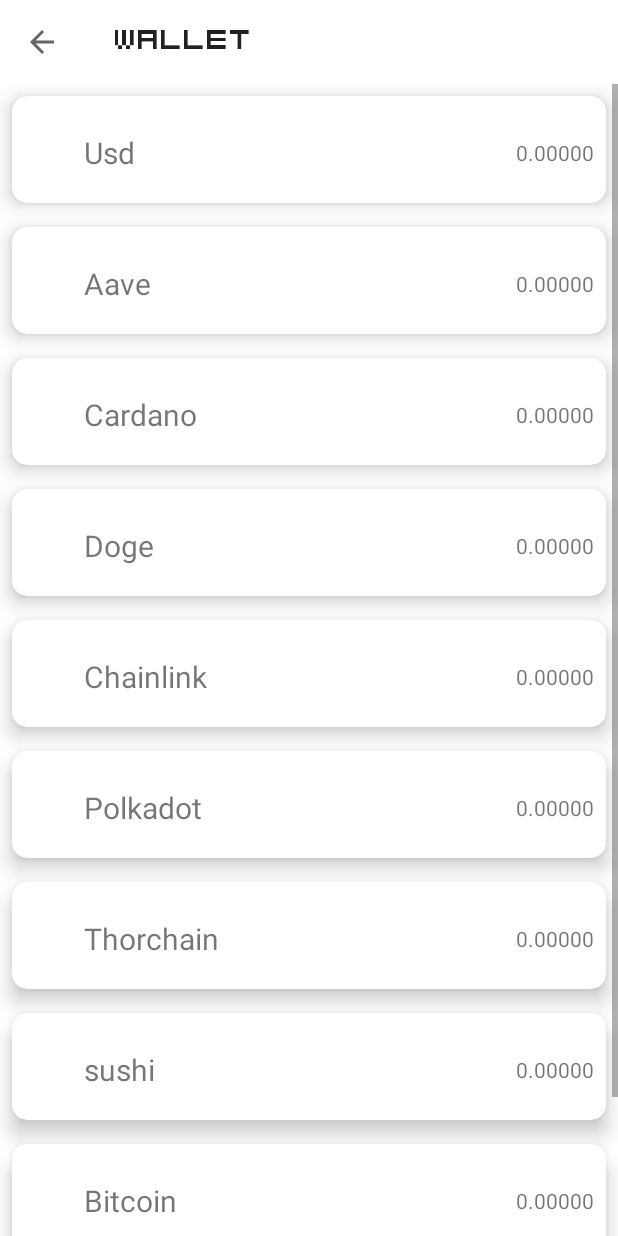
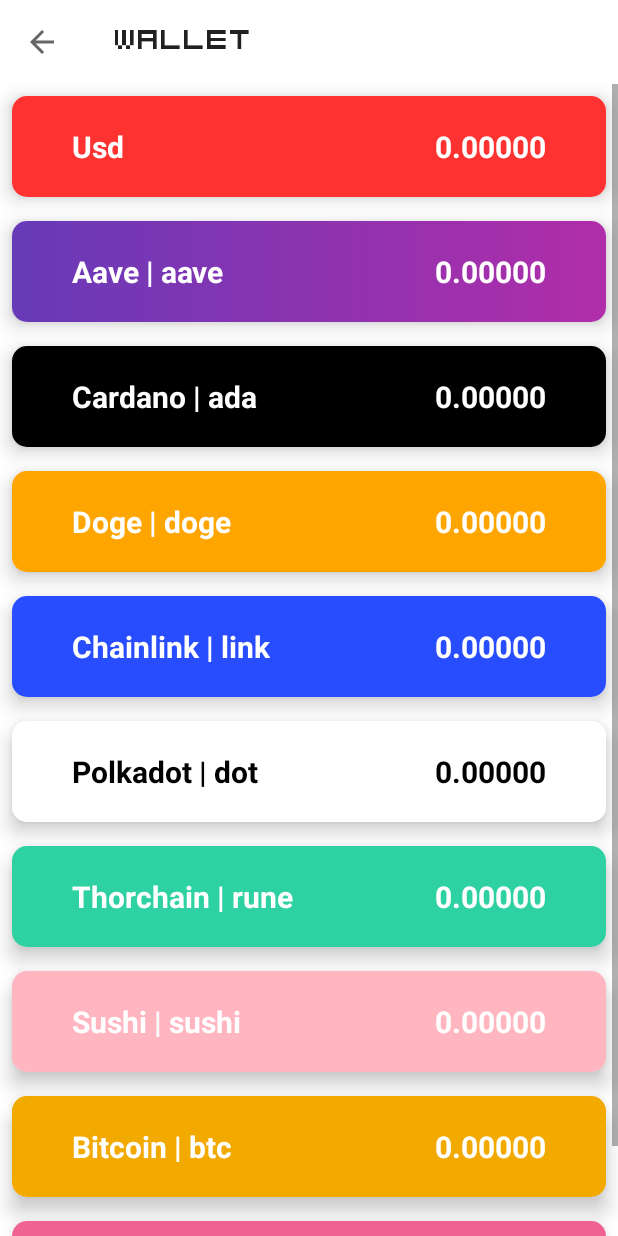
Before and after one commit to ravenwijaya/crypto-app, an Android app: the WalletActivity screen opened directly, with no data from a screen before it, on a phone screen of 412 x 824 dp. Run offline under Robolectric (Android 15) with nearby library versions, the phone set to English and light mode, and no system bars; our stand-ins replace Firebase (no records; nobody signed in at launch, a user with empty details on screens opened directly).

Commit message:
wallet design

```diff
--- a/app/src/main/java/com/raven/trcrypto/WalletActivity.java
+++ b/app/src/main/java/com/raven/trcrypto/WalletActivity.java
@@ -84,7 +84,7 @@
                             Wallet wallet=snapshot.getValue(Wallet.class);
                             if(wallet!=null){
                                 String rp=wallet.getRp();
-                                usd.setText(getDecimalFormat(wallet.getRp()));
+                                usd.setText("$ "+getDecimalFormat(wallet.getRp()));
                                 aave.setText(getDecimalFormat(wallet.getAave()));
                                 ada.setText(getDecimalFormat(wallet.getAda()));
                                 btc.setText(getDecimalFormat(wallet.getBtc()));
--- a/app/src/main/res/layout/activity_wallet.xml
+++ b/app/src/main/res/layout/activity_wallet.xml
@@ -29,18 +29,21 @@
             android:orientation="vertical">
 
             <androidx.cardview.widget.CardView
+
                 android:layout_margin="8dp"
                 android:layout_width="match_parent"
                 android:layout_height="wrap_content"
                 app:cardElevation="8dp"
                 app:cardCornerRadius="10dp"
+
                 >
 
                 <LinearLayout
-                    android:layout_margin="8dp"
+                    android:background="#ff3232"
+
                     android:orientation="horizontal"
                     android:layout_width="match_parent"
-                    android:layout_height="wrap_content">
+                    android:layout_height="match_parent">
 
                     <GridLayout
                         android:layout_width="match_parent"
@@ -60,9 +63,10 @@
                             app:cardBackgroundColor="@android:color/transparent"
                             app:cardElevation="0dp">
                             <TextView
-
+                                android:textColor="@color/white"
                                 android:text="Usd"
-                                android:layout_marginBottom="8dp"
+                                android:textStyle="bold"
+                                android:layout_marginBottom="10dp"
                                 android:layout_marginLeft="40dp"
                                 android:textSize="20dp"
                                 android:layout_width="wrap_content"
@@ -85,11 +89,17 @@
                             app:cardElevation="0dp">
                             <TextView
                                 android:id="@+id/usd"
+                                android:textColor="@color/white"
                                 android:text="0.00000"
+                                android:textStyle="bold"
+                                android:textSize="20dp"
                                 android:layout_gravity="end"
+                                android:layout_marginEnd="40dp"
+                                android:layout_marginRight="40dp"
+                                android:layout_marginBottom="20dp"
                                 android:layout_width="wrap_content"
                                 android:layout_height="wrap_content"
-                                />
+                               />
 
 
                         </androidx.cardview.widget.CardView>
@@ -102,18 +112,21 @@
 
             </androidx.cardview.widget.CardView>
             <androidx.cardview.widget.CardView
+
                 android:layout_margin="8dp"
                 android:layout_width="match_parent"
                 android:layout_height="wrap_content"
                 app:cardElevation="8dp"
                 app:cardCornerRadius="10dp"
+
                 >
 
                 <LinearLayout
-                    android:layout_margin="8dp"
+                    android:background="@drawable/bg1"
+
                     android:orientation="horizontal"
                     android:layout_width="match_parent"
-                    android:layout_height="wrap_content">
+                    android:layout_height="match_parent">
 
                     <GridLayout
                         android:layout_width="match_parent"
@@ -133,9 +146,10 @@
                             app:cardBackgroundColor="@android:color/transparent"
                             app:cardElevation="0dp">
                             <TextView
-
-                                android:text="Aave"
-                                android:layout_marginBottom="8dp"
+                                android:textColor="@color/white"
+                                android:text="Aave | aave"
+                                android:textStyle="bold"
+                                android:layout_marginBottom="10dp"
                                 android:layout_marginLeft="40dp"
                                 android:textSize="20dp"
                                 android:layout_width="wrap_content"
@@ -158,8 +172,14 @@
                             app:cardElevation="0dp">
                             <TextView
                                 android:id="@+id/aave"
+                                android:textColor="@color/white"
                                 android:text="0.00000"
+                                android:textStyle="bold"
+                                android:textSize="20dp"
                                 android:layout_gravity="end"
+                                android:layout_marginEnd="40dp"
+                                android:layout_marginRight="40dp"
+                                android:layout_marginBottom="20dp"
                                 android:layout_width="wrap_content"
                                 android:layout_height="wrap_content"
                                 />
@@ -175,18 +195,21 @@
 
             </androidx.cardview.widget.CardView>
             <androidx.cardview.widget.CardView
+
                 android:layout_margin="8dp"
                 android:layout_width="match_parent"
                 android:layout_height="wrap_content"
                 app:cardElevation="8dp"
                 app:cardCornerRadius="10dp"
+
                 >
 
                 <LinearLayout
-                    android:layout_margin="8dp"
+                    android:background="@color/black"
+
                     android:orientation="horizontal"
                     android:layout_width="match_parent"
-                    android:layout_height="wrap_content">
+                    android:layout_height="match_parent">
 
                     <GridLayout
                         android:layout_width="match_parent"
@@ -206,9 +229,10 @@
                             app:cardBackgroundColor="@android:color/transparent"
                             app:cardElevation="0dp">
                             <TextView
-
-                                android:text="Cardano"
-                                android:layout_marginBottom="8dp"
+                                android:textColor="@color/white"
+                                android:text="Cardano | ada"
+                                android:textStyle="bold"
+                                android:layout_marginBottom="10dp"
                                 android:layout_marginLeft="40dp"
                                 android:textSize="20dp"
                                 android:layout_width="wrap_content"
@@ -231,8 +255,14 @@
                             app:cardElevation="0dp">
                             <TextView
                                 android:id="@+id/ada"
+                                android:textColor="@color/white"
                                 android:text="0.00000"
+                                android:textStyle="bold"
+                                android:textSize="20dp"
                                 android:layout_gravity="end"
+                                android:layout_marginEnd="40dp"
+                                android:layout_marginRight="40dp"
+                                android:layout_marginBottom="20dp"
                                 android:layout_width="wrap_content"
                                 android:layout_height="wrap_content"
                                 />
@@ -248,18 +278,21 @@
 
             </androidx.cardview.widget.CardView>
             <androidx.cardview.widget.CardView
+
                 android:layout_margin="8dp"
                 android:layout_width="match_parent"
                 android:layout_height="wrap_content"
                 app:cardElevation="8dp"
                 app:cardCornerRadius="10dp"
+
                 >
 
                 <LinearLayout
-                    android:layout_margin="8dp"
+                    android:background="#ffa500"
+
                     android:orientation="horizontal"
                     android:layout_width="match_parent"
-                    android:layout_height="wrap_content">
+                    android:layout_height="match_parent">
 
                     <GridLayout
                         android:layout_width="match_parent"
@@ -279,9 +312,10 @@
                             app:cardBackgroundColor="@android:color/transparent"
                             app:cardElevation="0dp">
                             <TextView
-
-                                android:text="Doge"
-                                android:layout_marginBottom="8dp"
+                                android:textColor="@color/white"
+                                android:text="Doge | doge"
+                                android:textStyle="bold"
+                                android:layout_marginBottom="10dp"
                                 android:layout_marginLeft="40dp"
                                 android:textSize="20dp"
                                 android:layout_width="wrap_content"
@@ -304,8 +338,14 @@
                             app:cardElevation="0dp">
                             <TextView
                                 android:id="@+id/doge"
+                                android:textColor="@color/white"
                                 android:text="0.00000"
+                                android:textStyle="bold"
+                                android:textSize="20dp"
                                 android:layout_gravity="end"
+                                android:layout_marginEnd="40dp"
+                                android:layout_marginRight="40dp"
+                                android:layout_marginBottom="20dp"
                                 android:layout_width="wrap_content"
                                 android:layout_height="wrap_content"
                                 />
@@ -321,18 +361,21 @@
 
             </androidx.cardview.widget.CardView>
             <androidx.cardview.widget.CardView
+
                 android:layout_margin="8dp"
                 android:layout_width="match_parent"
                 android:layout_height="wrap_content"
                 app:cardElevation="8dp"
                 app:cardCornerRadius="10dp"
+
                 >
 
                 <LinearLayout
-                    android:layout_margin="8dp"
+                    android:background="#284dff "
+
                     android:orientation="horizontal"
                     android:layout_width="match_parent"
-                    android:layout_height="wrap_content">
+                    android:layout_height="match_parent">
 
                     <GridLayout
                         android:layout_width="match_parent"
@@ -352,9 +395,10 @@
                             app:cardBackgroundColor="@android:color/transparent"
                             app:cardElevation="0dp">
                             <TextView
-
-                                android:text="Chainlink"
-                                android:layout_marginBottom="8dp"
+                                android:textColor="@color/white"
+                                android:text="Chainlink | link"
+                                android:textStyle="bold"
+                                android:layout_marginBottom="10dp"
                                 android:layout_marginLeft="40dp"
                                 android:textSize="20dp"
                                 android:layout_width="wrap_content"
@@ -377,8 +421,14 @@
                             app:cardElevation="0dp">
                             <TextView
                                 android:id="@+id/link"
+                                android:textColor="@color/white"
                                 android:text="0.00000"
+                                android:textStyle="bold"
+                                android:textSize="20dp"
                                 android:layout_gravity="end"
+                                android:layout_marginEnd="40dp"
+                                android:layout_marginRight="40dp"
+                                android:layout_marginBottom="20dp"
                                 android:layout_width="wrap_content"
                                 android:layout_height="wrap_content"
                                 />
@@ -394,18 +444,21 @@
 
             </androidx.cardview.widget.CardView>
             <androidx.cardview.widget.CardView
+
                 android:layout_margin="8dp"
                 android:layout_width="match_parent"
                 android:layout_height="wrap_content"
                 app:cardElevation="8dp"
                 app:cardCornerRadius="10dp"
+
                 >
 
                 <LinearLayout
-                    android:layout_margin="8dp"
+                    android:background="@color/white"
+
                     android:orientation="horizontal"
                     android:layout_width="match_parent"
-                    android:layout_height="wrap_content">
+                    android:layout_height="match_parent">
 
                     <GridLayout
                         android:layout_width="match_parent"
@@ -425,9 +478,10 @@
                             app:cardBackgroundColor="@android:color/transparent"
                             app:cardElevation="0dp">
                             <TextView
-
-                                android:text="Polkadot"
-                                android:layout_marginBottom="8dp"
+                                android:textColor="@color/black"
+                                android:text="Polkadot | dot"
+                                android:textStyle="bold"
+                                android:layout_marginBottom="10dp"
                                 android:layout_marginLeft="40dp"
                                 android:textSize="20dp"
                                 android:layout_width="wrap_content"
@@ -450,8 +504,14 @@
                             app:cardElevation="0dp">
                             <TextView
                                 android:id="@+id/dot"
+                                android:textColor="@color/black"
                                 android:text="0.00000"
+                                android:textStyle="bold"
+                                android:textSize="20dp"
                                 android:layout_gravity="end"
+                                android:layout_marginEnd="40dp"
+                                android:layout_marginRight="40dp"
+                                android:layout_marginBottom="20dp"
                                 android:layout_width="wrap_content"
                                 android:layout_height="wrap_content"
                                 />
@@ -467,18 +527,21 @@
 
             </androidx.cardview.widget.CardView>
             <androidx.cardview.widget.CardView
+
                 android:layout_margin="8dp"
                 android:layout_width="match_parent"
                 android:layout_height="wrap_content"
                 app:cardElevation="8dp"
                 app:cardCornerRadius="10dp"
+
                 >
 
                 <LinearLayout
-                    android:layout_margin="8dp"
+                    android:background="#2ED1A2"
+
                     android:orientation="horizontal"
                     android:layout_width="match_parent"
-                    android:layout_height="wrap_content">
+                    android:layout_height="match_parent">
 
                     <GridLayout
                         android:layout_width="match_parent"
@@ -498,9 +561,10 @@
                             app:cardBackgroundColor="@android:color/transparent"
                             app:cardElevation="0dp">
                             <TextView
-
-                                android:text="Thorchain"
-                                android:layout_marginBottom="8dp"
+                                android:textColor="@color/white"
+                                android:text="Thorchain | rune"
+                                android:textStyle="bold"
+                                android:layout_marginBottom="10dp"
                                 android:layout_marginLeft="40dp"
                                 android:textSize="20dp"
                                 android:layout_width="wrap_content"
@@ -523,8 +587,14 @@
                             app:cardElevation="0dp">
                             <TextView
                                 android:id="@+id/rune"
+                                android:textColor="@color/white"
                                 android:text="0.00000"
+                                android:textStyle="bold"
+                                android:textSize="20dp"
                                 android:layout_gravity="end"
+                                android:layout_marginEnd="40dp"
+                                android:layout_marginRight="40dp"
+                                android:layout_marginBottom="20dp"
                                 android:layout_width="wrap_content"
                                 android:layout_height="wrap_content"
                                 />
@@ -540,18 +610,21 @@
 
             </androidx.cardview.widget.CardView>
             <androidx.cardview.widget.CardView
+
                 android:layout_margin="8dp"
                 android:layout_width="match_parent"
                 android:layout_height="wrap_content"
                 app:cardElevation="8dp"
                 app:cardCornerRadius="10dp"
+
                 >
 
                 <LinearLayout
-                    android:layout_margin="8dp"
+                    android:background="#ffb6c1"
+
                     android:orientation="horizontal"
                     android:layout_width="match_parent"
-                    android:layout_height="wrap_content">
+                    android:layout_height="match_parent">
 
                     <GridLayout
                         android:layout_width="match_parent"
@@ -571,9 +644,10 @@
                             app:cardBackgroundColor="@android:color/transparent"
                             app:cardElevation="0dp">
                             <TextView
-
-                                android:text="sushi"
-                                android:layout_marginBottom="8dp"
+                                android:textColor="@color/white"
+                                android:text="Sushi | sushi"
+                                android:textStyle="bold"
+                                android:layout_marginBottom="10dp"
                                 android:layout_marginLeft="40dp"
                                 android:textSize="20dp"
                                 android:layout_width="wrap_content"
@@ -596,8 +670,14 @@
                             app:cardElevation="0dp">
                             <TextView
                                 android:id="@+id/sushi"
+                                android:textColor="@color/white"
                                 android:text="0.00000"
+                                android:textStyle="bold"
+                                android:textSize="20dp"
                                 android:layout_gravity="end"
+                                android:layout_marginEnd="40dp"
+                                android:layout_marginRight="40dp"
+                                android:layout_marginBottom="20dp"
                                 android:layout_width="wrap_content"
                                 android:layout_height="wrap_content"
                                 />
@@ -613,18 +693,21 @@
 
             </androidx.cardview.widget.CardView>
             <androidx.cardview.widget.CardView
+
                 android:layout_margin="8dp"
                 android:layout_width="match_parent"
                 android:layout_height="wrap_content"
                 app:cardElevation="8dp"
                 app:cardCornerRadius="10dp"
+
                 >
 
                 <LinearLayout
-                    android:layout_margin="8dp"
+                    android:background="#F2A900"
+
                     android:orientation="horizontal"
                     android:layout_width="match_parent"
-                    android:layout_height="wrap_content">
+                    android:layout_height="match_parent">
 
                     <GridLayout
                         android:layout_width="match_parent"
@@ -644,9 +727,10 @@
                             app:cardBackgroundColor="@android:color/transparent"
                             app:cardElevation="0dp">
                             <TextView
-
-                                android:text="Bitcoin"
-                                android:layout_marginBottom="8dp"
+                                android:textColor="@color/white"
+                                android:text="Bitcoin | btc"
+                                android:textStyle="bold"
+                                android:layout_marginBottom="10dp"
                                 android:layout_marginLeft="40dp"
                                 android:textSize="20dp"
                                 android:layout_width="wrap_content"
@@ -669,8 +753,14 @@
                             app:cardElevation="0dp">
                             <TextView
                                 android:id="@+id/btc"
+                                android:textColor="@color/white"
                                 android:text="0.00000"
+                                android:textStyle="bold"
+                                android:textSize="20dp"
                                 android:layout_gravity="end"
+                                android:layout_marginEnd="40dp"
+                                android:layout_marginRight="40dp"
+                                android:layout_marginBottom="20dp"
                                 android:layout_width="wrap_content"
                                 android:layout_height="wrap_content"
                                 />
@@ -686,18 +776,21 @@
 
             </androidx.cardview.widget.CardView>
             <androidx.cardview.widget.CardView
+
                 android:layout_margin="8dp"
                 android:layout_width="match_parent"
                 android:layout_height="wrap_content"
                 app:cardElevation="8dp"
                 app:cardCornerRadius="10dp"
+
                 >
 
                 <LinearLayout
-                    android:layout_margin="8dp"
+                    android:background="#F06291"
+
                     android:orientation="horizontal"
                     android:layout_width="match_parent"
-                    android:layout_height="wrap_content">
+                    android:layout_height="match_parent">
 
                     <GridLayout
                         android:layout_width="match_parent"
@@ -717,9 +810,10 @@
                             app:cardBackgroundColor="@android:color/transparent"
                             app:cardElevation="0dp">
                             <TextView
-
-                                android:text="Uniswap"
-                                android:layout_marginBottom="8dp"
+                                android:textColor="@color/white"
+                                android:text="Uniswap | uni"
+                                android:textStyle="bold"
+                                android:layout_marginBottom="10dp"
                                 android:layout_marginLeft="40dp"
                                 android:textSize="20dp"
                                 android:layout_width="wrap_content"
@@ -742,8 +836,14 @@
                             app:cardElevation="0dp">
                             <TextView
                                 android:id="@+id/uni"
+                                android:textColor="@color/white"
                                 android:text="0.00000"
+                                android:textStyle="bold"
+                                android:textSize="20dp"
                                 android:layout_gravity="end"
+                                android:layout_marginEnd="40dp"
+                                android:layout_marginRight="40dp"
+                                android:layout_marginBottom="20dp"
                                 android:layout_width="wrap_content"
                                 android:layout_height="wrap_content"
                                 />
```
